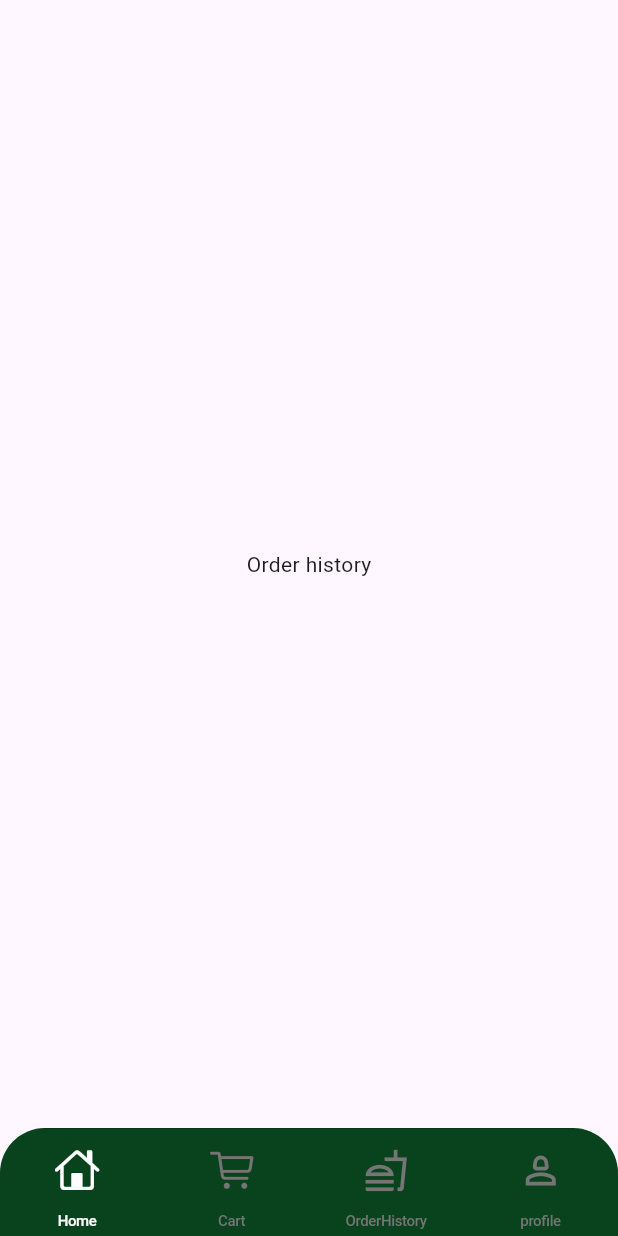
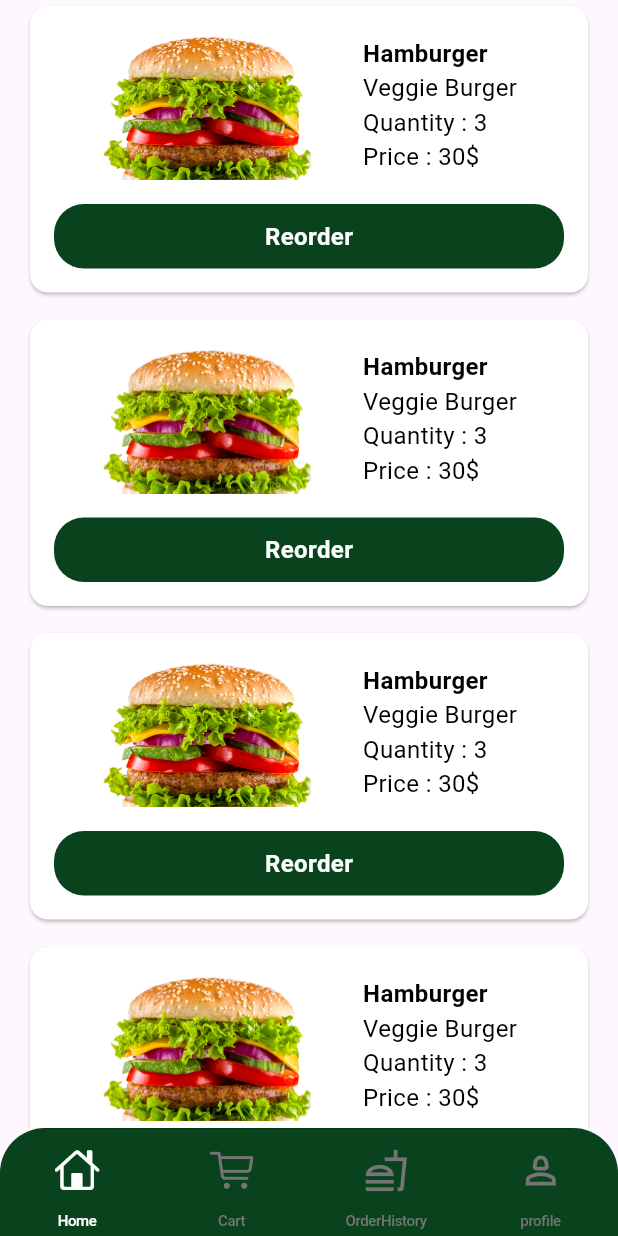
Before and after one commit to AshrafElManDoh/hungry_app, a Flutter app: the screen it shows after launch, swiped to page 3, on a phone screen of 412 x 824 dp. Run offline on Flutter 3.47's test engine with Material 3 defaults, Android fonts, the phone set to English and light mode, and no system bars; our stand-ins replace flutter_svg, gap.

Commit message:
Order history view

```diff
--- a/lib/features/cart/views/widgets/cart_btn.dart
+++ b/lib/features/cart/views/widgets/cart_btn.dart
@@ -3,12 +3,14 @@ import 'package:hungry_app/core/constants/app_colors.dart';
 import 'package:hungry_app/core/utils/app_styles.dart';
 
 class CartBtn extends StatelessWidget {
-  const CartBtn({super.key});
+  const CartBtn({super.key, this.isWide = false, required this.title});
+  final bool isWide ;
+  final String title ;
 
   @override
   Widget build(BuildContext context) {
     return Container(
-      width: 120,
+      width: isWide? double.infinity: 120,
       padding: EdgeInsets.symmetric(vertical: 10),
       decoration: BoxDecoration(
         color: AppColors.primaryColor,
@@ -16,7 +18,7 @@ class CartBtn extends StatelessWidget {
       ),
       child: Center(
         child: Text(
-          "Remove",
+          title,
           style: AppStyles.style16().copyWith(color: Colors.white),
         ),
       ),
--- a/lib/features/cart/views/widgets/cart_item.dart
+++ b/lib/features/cart/views/widgets/cart_item.dart
@@ -37,7 +37,7 @@ class CartItem extends StatelessWidget {
               children: [
                 CounterWidget(value: count, onChanged: onChanged),
                 Gap(16),
-                CartBtn(),
+                CartBtn(title: "Remove",),
               ],
             ),
           ],
--- a/lib/features/orderHistory/views/order_history_view.dart
+++ b/lib/features/orderHistory/views/order_history_view.dart
@@ -1,4 +1,6 @@
 import 'package:flutter/material.dart';
+import 'package:gap/gap.dart';
+import 'package:hungry_app/features/orderHistory/views/widgets/order_history_widget.dart';
 
 class OrderHistoryView extends StatelessWidget {
   const OrderHistoryView({super.key});
@@ -6,7 +8,14 @@ class OrderHistoryView extends StatelessWidget {
   @override
   Widget build(BuildContext context) {
     return Scaffold(
-      body: Center(child: Text("Order history"),),
+      body: Padding(
+        padding: const EdgeInsets.symmetric(horizontal: 16),
+        child: ListView.separated(
+          itemBuilder: (context, index) => OrderHistoryWidget(),
+          separatorBuilder: (context, index) => Gap(10),
+          itemCount: 5,
+        ),
+      ),
     );
   }
 }
--- /dev/null
+++ b/lib/features/orderHistory/views/widgets/order_history_widget.dart
@@ -0,0 +1,61 @@
+import 'package:flutter/material.dart';
+import 'package:gap/gap.dart';
+
+import '../../../../core/utils/app_styles.dart';
+import '../../../cart/views/widgets/cart_btn.dart';
+
+class OrderHistoryWidget extends StatelessWidget {
+  const OrderHistoryWidget({super.key});
+
+  @override
+  Widget build(BuildContext context) {
+    return Card(
+      color: Colors.white,
+      child: Padding(
+        padding: const EdgeInsets.all(16),
+        child: Column(
+          children: [
+            Row(
+              mainAxisAlignment: MainAxisAlignment.spaceEvenly,
+              children: [
+                Column(
+                  crossAxisAlignment: CrossAxisAlignment.start,
+                  children: [
+                    Image.asset("assets/splash/splash.png", height: 100),
+                  ],
+                ),
+                Column(
+                  mainAxisAlignment: MainAxisAlignment.start,
+                  crossAxisAlignment: CrossAxisAlignment.start,
+                  children: [
+                    Text("Hamburger", style: AppStyles.style16()),
+                    Text(
+                      "Veggie Burger",
+                      style: AppStyles.style16().copyWith(
+                        fontWeight: FontWeight.w400,
+                      ),
+                    ),
+                    Text(
+                      "Quantity : 3",
+                      style: AppStyles.style16().copyWith(
+                        fontWeight: FontWeight.w400,
+                      ),
+                    ),
+                    Text(
+                      "Price : 30\$",
+                      style: AppStyles.style16().copyWith(
+                        fontWeight: FontWeight.w400,
+                      ),
+                    ),
+                  ],
+                ),
+              ],
+            ),
+            Gap(16),
+            CartBtn(isWide: true, title: "Reorder"),
+          ],
+        ),
+      ),
+    );
+  }
+}
```
